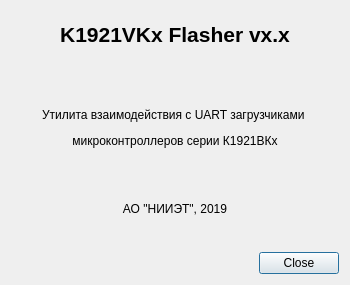
Before: the Qt Designer form app/ui/about.ui in ntsfv/flasher, drawn with Qt 5.
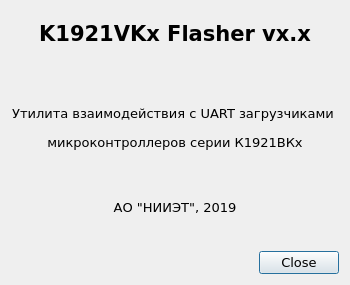
After: the same form once the commit is applied. Icons and pictures are not drawn.

What changed in the file:
```diff
--- a/app/ui/about.ui
+++ b/app/ui/about.ui
@@ -31,6 +31,12 @@
     <height>285</height>
    </size>
   </property>
+  <property name="font">
+   <font>
+    <family>DejaVu Sans</family>
+    <pointsize>10</pointsize>
+   </font>
+  </property>
   <property name="windowTitle">
    <string>About</string>
   </property>
@@ -83,6 +89,12 @@
    </item>
    <item>
     <widget class="QDialogButtonBox" name="buttonBox">
+     <property name="maximumSize">
+      <size>
+       <width>16777215</width>
+       <height>23</height>
+      </size>
+     </property>
      <property name="orientation">
       <enum>Qt::Horizontal</enum>
      </property>
```
